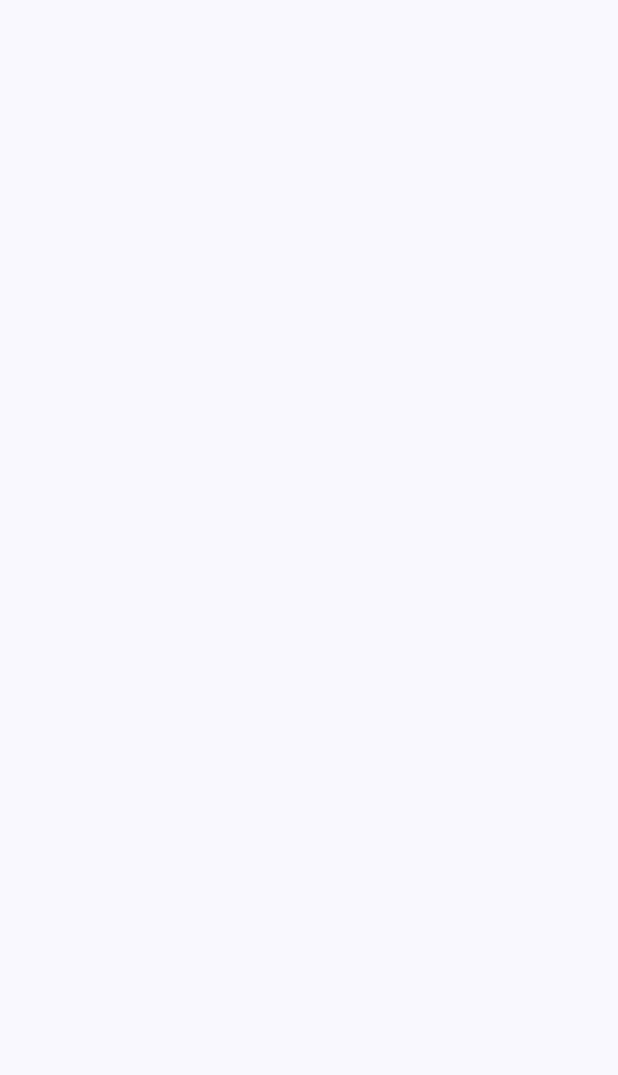
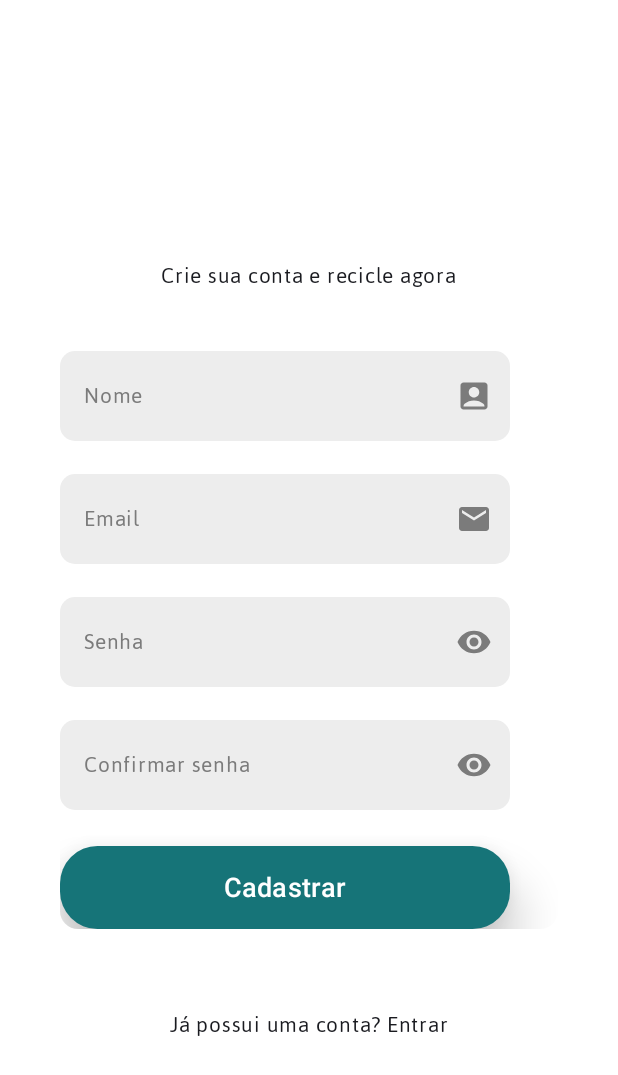
Before and after one commit to EcoCycle-FIAP/EcoCycleApp, an Android app built with Jetpack Compose: the screen it shows after launch (MainActivity), on a phone screen of 412 x 824 dp. Before the commit the part shown is empty. Shown: the top 1075 px of the screen. Run offline under Robolectric (Android 15) with nearby library versions, the phone set to English and light mode, and no system bars.

Commit message:
Commit TK21

```diff
--- a/app/src/main/java/br/com/ecocycle/ecocycleapp/MainActivity.kt
+++ b/app/src/main/java/br/com/ecocycle/ecocycleapp/MainActivity.kt
@@ -8,6 +8,7 @@ import androidx.compose.material3.MaterialTheme
 import androidx.compose.material3.Surface
 import androidx.compose.runtime.Composable
 import androidx.compose.ui.Modifier
+import br.com.ecocycle.ecocycleapp.screens.cadastroelogin.CadastroScreen
 import br.com.ecocycle.ecocycleapp.ui.theme.EcoCycleAppTheme
 
 class MainActivity : ComponentActivity() {
@@ -21,6 +22,7 @@ class MainActivity : ComponentActivity() {
                     color = MaterialTheme.colorScheme.background
                 ) {
                     RenderScreen()
+                    CadastroScreen()
                 }
             }
         }
--- a/app/src/main/java/br/com/ecocycle/ecocycleapp/screens/cadastroelogin/CadastroELogin.kt
+++ b/app/src/main/java/br/com/ecocycle/ecocycleapp/screens/cadastroelogin/CadastroELogin.kt
@@ -1 +1,121 @@
 package br.com.ecocycle.ecocycleapp.screens.cadastroelogin
+
+import androidx.compose.foundation.background
+import androidx.compose.foundation.layout.Arrangement
+import androidx.compose.foundation.layout.Box
+import androidx.compose.foundation.layout.Column
+import androidx.compose.foundation.layout.Row
+import androidx.compose.foundation.layout.Spacer
+import androidx.compose.foundation.layout.fillMaxSize
+import androidx.compose.foundation.layout.fillMaxWidth
+import androidx.compose.foundation.layout.height
+import androidx.compose.foundation.layout.padding
+import androidx.compose.material3.Card
+import androidx.compose.material3.CardDefaults
+import androidx.compose.material3.OutlinedButton
+import androidx.compose.material3.OutlinedTextField
+import androidx.compose.material3.Text
+import androidx.compose.runtime.Composable
+import androidx.compose.ui.Alignment
+import androidx.compose.ui.Modifier
+import androidx.compose.ui.graphics.Color
+import androidx.compose.ui.tooling.preview.Preview
+import androidx.compose.ui.unit.dp
+import androidx.compose.ui.unit.sp
+import br.com.ecocycle.ecocycleapp.R
+import br.com.ecocycle.ecocycleapp.components.BotaoPadrao
+import br.com.ecocycle.ecocycleapp.components.InputTextoPadrao
+
+@Composable
+fun CadastroScreen() {
+    Box(modifier = Modifier
+        .fillMaxSize()
+        .background(Color.White)
+    ) {
+        Column(horizontalAlignment = Alignment.CenterHorizontally,
+            modifier = Modifier
+                .fillMaxWidth()
+        ) {
+            Spacer(modifier = Modifier.height(70.dp))
+            Column (horizontalAlignment = Alignment.CenterHorizontally,
+                modifier = Modifier
+                    .fillMaxWidth()
+                    .height(140.dp)
+            ){
+                Spacer(modifier = Modifier.height(100.dp))
+//                Image(
+//                    painter = painterResource(id = R.drawable.ecocyclelogo),
+//                    contentDescription = "logo"
+//                )
+//                Spacer(modifier = Modifier.height(16.dp))
+                Text(text = "Crie sua conta e recicle agora",
+                    fontSize = 16.sp
+                )
+            }
+            Column(modifier = Modifier
+                .fillMaxWidth()
+                .padding(horizontal = 40.dp)
+            ) {
+                Card (modifier = Modifier
+                    //.height(300.dp)
+                    .fillMaxWidth(),
+                    colors = CardDefaults.cardColors(Color.White)
+                ) {
+                    Spacer(modifier = Modifier.height(16.dp))
+                    InputTextoPadrao(
+                        label = "Nome",
+                        placeholder = "Digite seu nome completo",
+                        value = "",
+                        onValueChange = {},
+                        trailingIcon = R.drawable.account_box_24,
+                        trailingIconDescription = "Ícone de caixa de conta"
+                    )
+                    Spacer(modifier = Modifier.height(14.dp))
+                    InputTextoPadrao(
+                        label = "Email",
+                        placeholder = "Digite seu email",
+                        value = "",
+                        onValueChange = {},
+                        trailingIcon = R.drawable.mail_icon,
+                        trailingIconDescription = "Ìcone de email"
+                    )
+                    Spacer(modifier = Modifier.height(14.dp))
+                    InputTextoPadrao(
+                        label = "Senha",
+                        placeholder = "Digite sua senha",
+                        value = "",
+                        onValueChange = {},
+                        trailingIcon = R.drawable.eye_icon,
+                        trailingIconDescription = "Ícone de olho"
+                    )
+                    Spacer(modifier = Modifier.height(14.dp))
+                    InputTextoPadrao(
+                        label = "Confirmar senha",
+                        placeholder = "Digite novamente sua senha",
+                        value = "",
+                        onValueChange = {},
+                        trailingIcon = R.drawable.eye_icon,
+                        trailingIconDescription = "Ícone de olho"
+                    )
+                    Spacer(modifier = Modifier.height(24.dp))
+
+                    BotaoPadrao(onClick = { /*TODO*/ },
+                        text = "Cadastrar")
+                }
+            }
+            Spacer(modifier = Modifier.height(50.dp))
+            Row(horizontalArrangement = Arrangement.Center,
+                modifier = Modifier
+                    .fillMaxWidth()
+            ) {
+                Text(text = "Já possui uma conta? Entrar")
+            }
+        }
+    }
+}
+
+@Preview(showBackground = true, showSystemUi = true)
+@Composable
+fun CadastroScreenPreview() {
+    CadastroScreen()
+}
--- /dev/null
+++ b/app/src/main/res/drawable/account_box_24.xml
@@ -0,0 +1,5 @@
+<vector xmlns:android="http://schemas.android.com/apk/res/android" android:height="24dp" android:tint="#000000" android:viewportHeight="24" android:viewportWidth="24" android:width="24dp">
+
+    <path android:fillColor="@android:color/white" android:pathData="M19,3H5C3.9,3 3,3.9 3,5v14c0,1.1 0.9,2 2,2h14c1.1,0 2,-0.9 2,-2V5C21,3.9 20.1,3 19,3zM12,6c1.93,0 3.5,1.57 3.5,3.5c0,1.93 -1.57,3.5 -3.5,3.5s-3.5,-1.57 -3.5,-3.5C8.5,7.57 10.07,6 12,6zM19,19H5v-0.23c0,-0.62 0.28,-1.2 0.76,-1.58C7.47,15.82 9.64,15 12,15s4.53,0.82 6.24,2.19c0.48,0.38 0.76,0.97 0.76,1.58V19z"/>
+
+</vector>
```
Also changed, not shown: app/src/main/res/drawable/ecocyclelogo.png (added).
